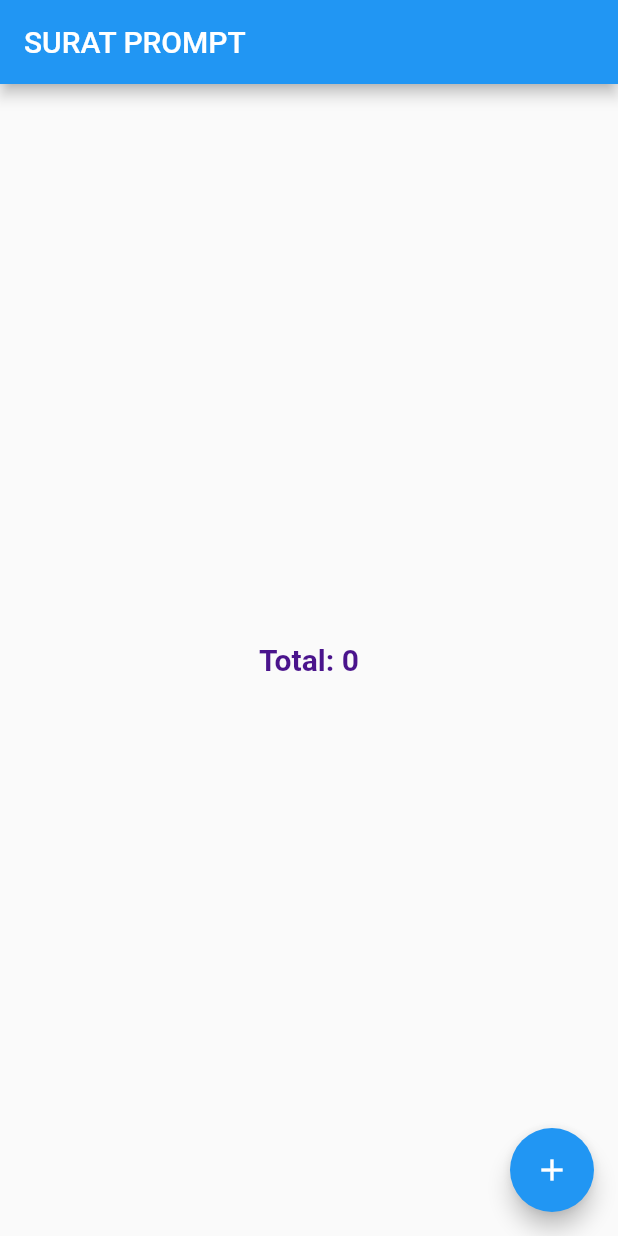
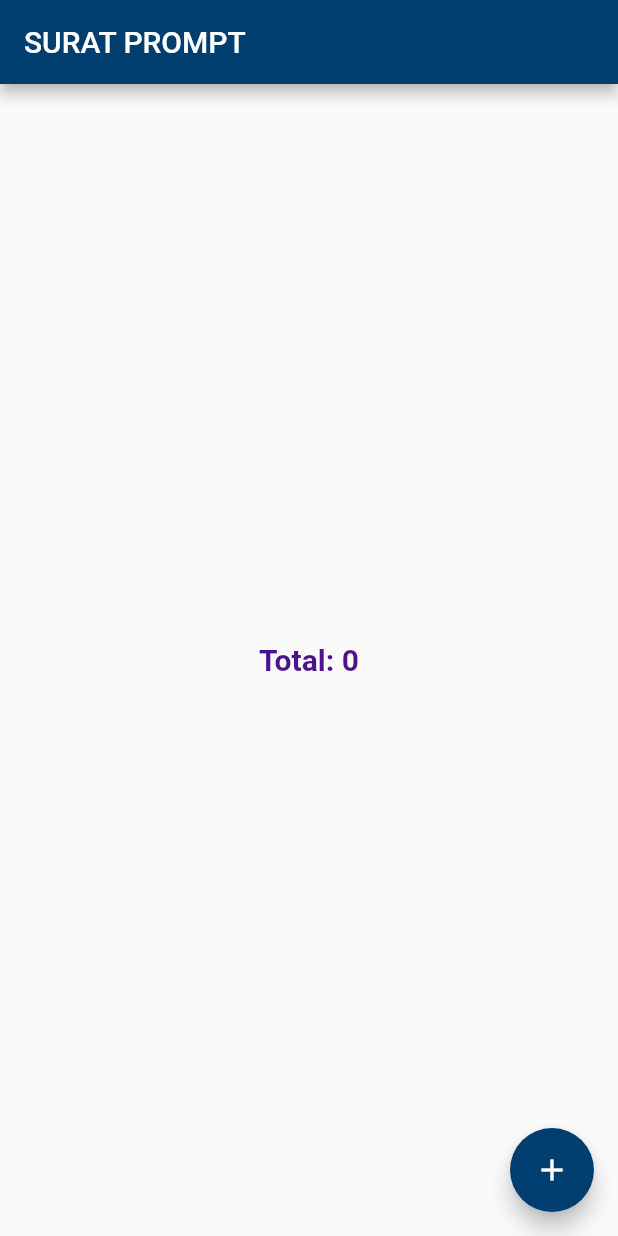
Before and after one commit to siteslave/surat-demo-app, a Flutter app: the screen it shows after launch, on a phone screen of 412 x 824 dp. Run offline on Flutter 3.47's test engine with Material 2 defaults, Android fonts, the phone set to English and light mode, and no system bars.

Commit message:
add color swatch

```diff
--- /dev/null
+++ b/lib/generate_color.dart
@@ -0,0 +1,36 @@
+import 'dart:math';
+
+import 'package:flutter/material.dart';
+
+MaterialColor generateMaterialColor(Color color) {
+  return MaterialColor(color.value, {
+    50: tintColor(color, 0.9),
+    100: tintColor(color, 0.8),
+    200: tintColor(color, 0.6),
+    300: tintColor(color, 0.4),
+    400: tintColor(color, 0.2),
+    500: color,
+    600: shadeColor(color, 0.1),
+    700: shadeColor(color, 0.2),
+    800: shadeColor(color, 0.3),
+    900: shadeColor(color, 0.4),
+  });
+}
+
+int tintValue(int value, double factor) =>
+    max(0, min((value + ((255 - value) * factor)).round(), 255));
+
+Color tintColor(Color color, double factor) => Color.fromRGBO(
+    tintValue(color.red, factor),
+    tintValue(color.green, factor),
+    tintValue(color.blue, factor),
+    1);
+
+int shadeValue(int value, double factor) =>
+    max(0, min(value - (value * factor).round(), 255));
+
+Color shadeColor(Color color, double factor) => Color.fromRGBO(
+    shadeValue(color.red, factor),
+    shadeValue(color.green, factor),
+    shadeValue(color.blue, factor),
+    1);
--- a/lib/main.dart
+++ b/lib/main.dart
@@ -1,18 +1,35 @@
 import 'package:flutter/material.dart';
 
+// Generate swatch color
+import 'generate_color.dart';
 import 'pages/home.dart';
 
 void main() {
   runApp(Main());
 }
 
+// Start theme
+final ThemeData theme = ThemeData(
+  primarySwatch: generateMaterialColor(Palette.primary),
+);
+
+class Palette {
+  static const Color primary = Color(0xFF003e70);
+}
+// End theme
+
 class Main extends StatelessWidget {
-  const Main({Key? key}) : super(key: key);
+  Main({Key? key}) : super(key: key);
+
+  MaterialColor primarySwatch = generateMaterialColor(Palette.primary);
 
   @override
   Widget build(BuildContext context) {
     return MaterialApp(
       title: "Demo App",
+      theme: ThemeData(
+        primarySwatch: primarySwatch,
+      ),
       home: HomePage(),
     );
   }
```
